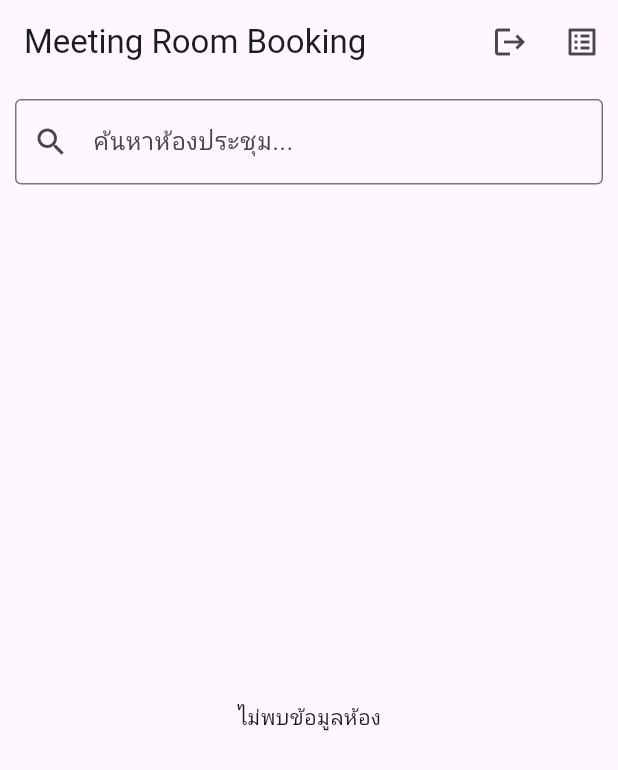
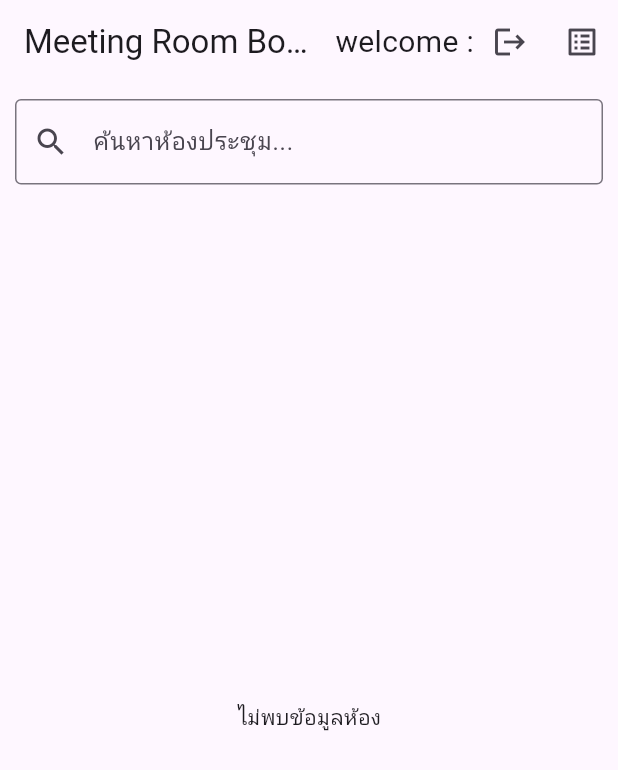
Before and after one commit to Surachet-arm/booking_66701721, a Flutter app: the RoomList screen opened directly with empty values, on a phone screen of 412 x 824 dp. Shown: the top 770 px of the screen. Run offline on Flutter 3.47's test engine with Material 3 defaults, Android fonts, the phone set to English and light mode, and no system bars; network calls fail.

Commit message:
welcome name

```diff
--- a/lib/room_list.dart
+++ b/lib/room_list.dart
@@ -36,6 +36,7 @@ TextEditingController searchController = TextEditingController();
 ////////////////////////////////////////////////////////////
 
 @override
+
 void initState() {
 super.initState();
 fetchRooms();
@@ -103,6 +104,12 @@ return Scaffold(
   appBar: AppBar(
     title: const Text("Meeting Room Booking"),
     actions: [
+      Text(
+            "welcome ${widget.name}:",
+            style: const TextStyle(
+              fontSize: 20
+            ),
+          ),
       IconButton(
             icon: const Icon(Icons.logout),
             onPressed: () {
@@ -117,6 +124,8 @@ return Scaffold(
 
             },
           ),
+
+
 
       IconButton(
         icon: const Icon(Icons.list_alt),
```
